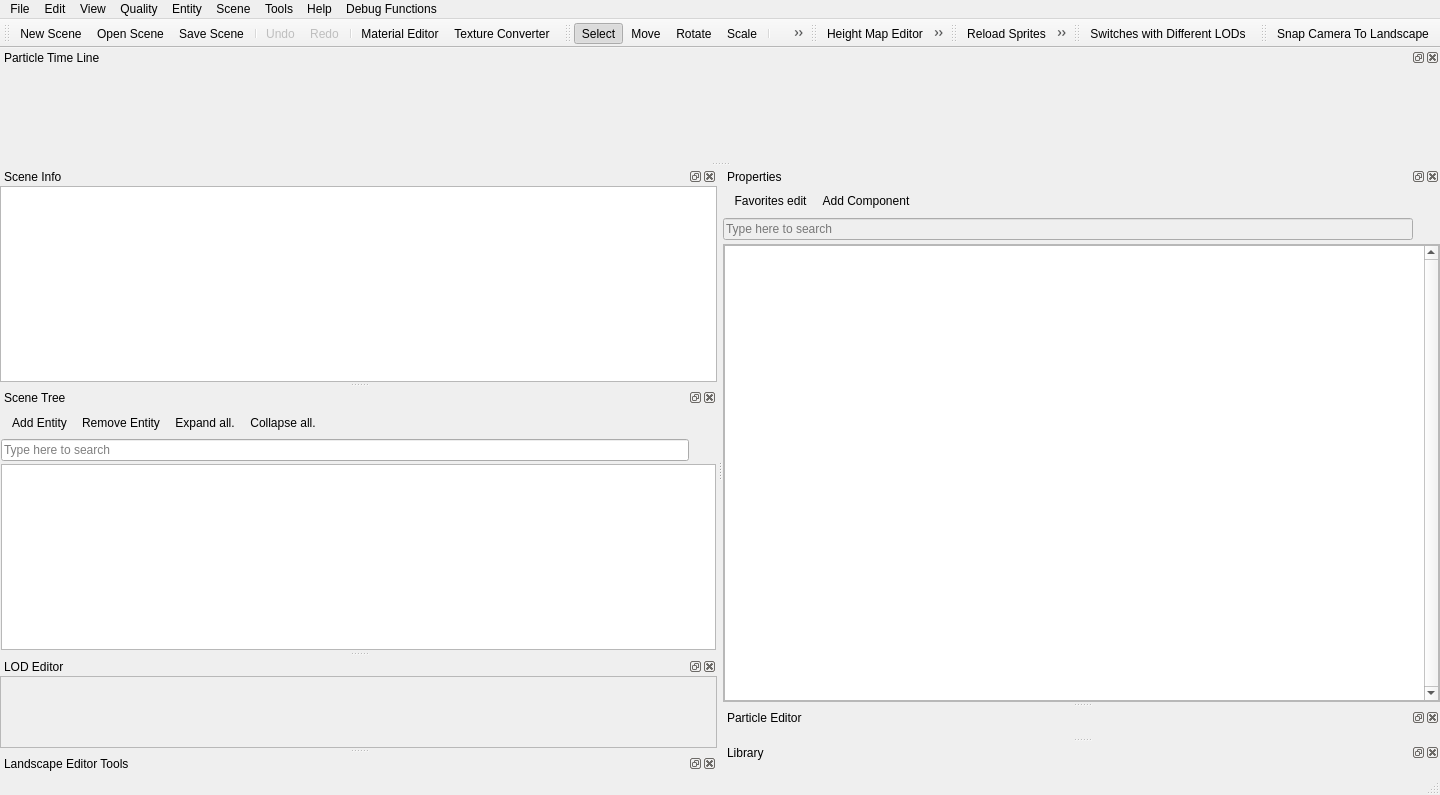
xaoctech/dava.engine, file Tools/ResourceEditor/DataQt/mainwindow.ui: the form before one commit.
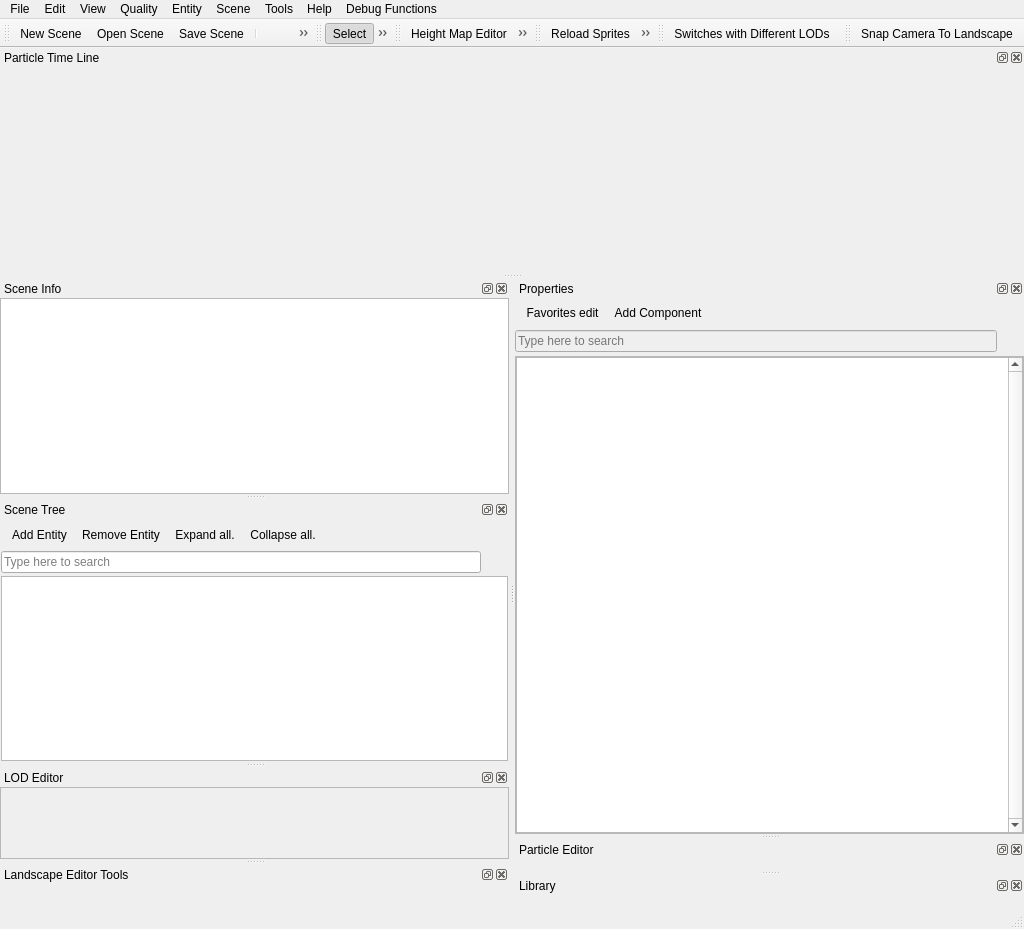
The form after the commit. Icons and pictures are not drawn. Custom widgets are drawn as their Qt base class.

Commit message: [DF-6219] added scroll on Landscape Editor Tools

The edit to the form file:
```diff
--- a/Tools/ResourceEditor/DataQt/mainwindow.ui
+++ b/Tools/ResourceEditor/DataQt/mainwindow.ui
@@ -6,8 +6,8 @@
    <rect>
     <x>0</x>
     <y>0</y>
-    <width>1440</width>
-    <height>795</height>
+    <width>1024</width>
+    <height>929</height>
    </rect>
   </property>
   <property name="sizePolicy">
@@ -233,8 +233,8 @@
     <rect>
      <x>0</x>
      <y>0</y>
-     <width>1440</width>
-     <height>22</height>
+     <width>1024</width>
+     <height>21</height>
     </rect>
    </property>
    <widget class="QMenu" name="menuFile">
@@ -740,7 +740,7 @@
           <x>0</x>
           <y>0</y>
           <width>256</width>
-          <height>101</height>
+          <height>96</height>
          </rect>
         </property>
        </widget>
@@ -773,15 +773,6 @@
    <addaction name="actionVisibilityCheckTool"/>
    <addaction name="actionWayEditor"/>
   </widget>
-  <widget class="QDockWidget" name="dockLandscapeEditorControls">
-   <property name="windowTitle">
-    <string>Landscape Editor Tools</string>
-   </property>
-   <attribute name="dockWidgetArea">
-    <number>1</number>
-   </attribute>
-   <widget class="LandscapeEditorControlsPlaceholder" name="landscapeEditorControlsPlaceholder"/>
-  </widget>
   <widget class="QToolBar" name="sceneToolBar">
    <property name="windowTitle">
     <string>Scene Toolbar</string>
@@ -847,6 +838,25 @@
    </attribute>
    <addaction name="actionSnapCameraToLandscape"/>
   </widget>
+  <widget class="QDockWidget" name="dockLandscapeEditorControls">
+   <property name="windowTitle">
+    <string>Landscape Editor Tools</string>
+   </property>
+   <attribute name="dockWidgetArea">
+    <number>1</number>
+   </attribute>
+   <widget class="QWidget" name="layoutLandscapeEditorControls">
+    <layout class="QVBoxLayout" name="verticalLayout_3">
+     <item>
+      <widget class="LandscapeEditorControlsPlaceholder" name="landscapeEditorControlsPlaceholder" native="true">
+       <property name="enabled">
+        <bool>true</bool>
+       </property>
+      </widget>
+     </item>
+    </layout>
+   </widget>
+  </widget>
   <action name="actionNewScene">
    <property name="checkable">
     <bool>false</bool>
```
